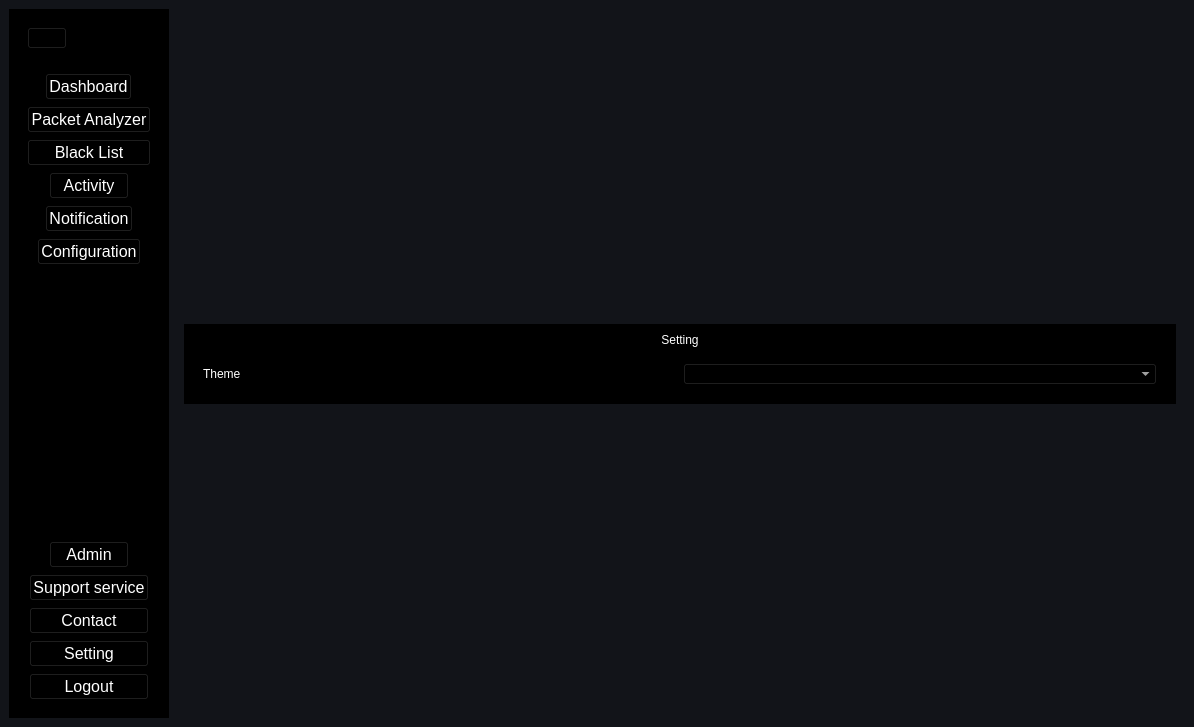
eng6bear2wh5/D-NIPS_NT106, file Dashboard/ui/interface.ui: the form before one commit.
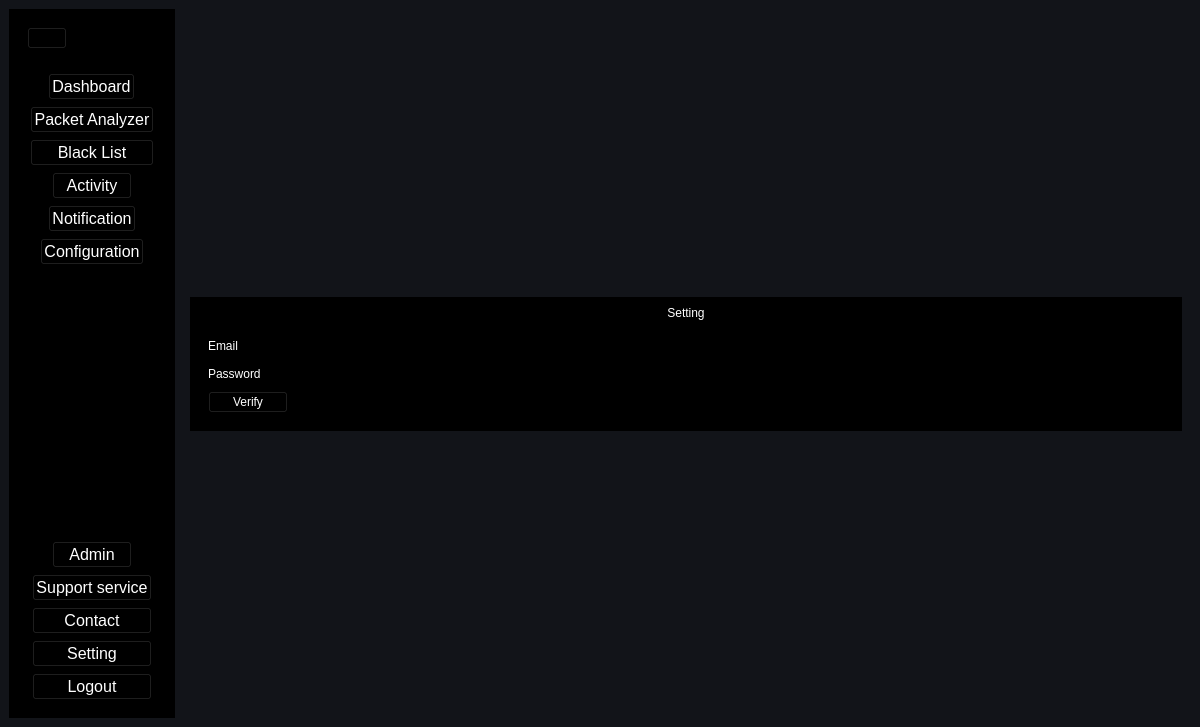
The form after the commit. The open tabs and pages were chosen to show the change. Icons and pictures are not drawn.

Commit message: Add email notificartion + run script

What changed in the file:
```diff
--- a/Dashboard/ui/interface.ui
+++ b/Dashboard/ui/interface.ui
@@ -6,7 +6,7 @@
    <rect>
     <x>0</x>
     <y>0</y>
-    <width>1194</width>
+    <width>1200</width>
     <height>727</height>
    </rect>
   </property>
@@ -470,25 +470,32 @@
                </widget>
               </item>
               <item>
-               <widget class="QFrame" name="frame">
-                <property name="frameShape">
-                 <enum>QFrame::StyledPanel</enum>
-                </property>
-                <property name="frameShadow">
-                 <enum>QFrame::Raised</enum>
-                </property>
-                <layout class="QHBoxLayout" name="horizontalLayout_3">
-                 <item>
+               <widget class="QWidget" name="widget_7" native="true">
+                <layout class="QFormLayout" name="formLayout">
+                 <item row="0" column="0">
                   <widget class="QLabel" name="label_3">
                    <property name="text">
-                    <string>Theme</string>
+                    <string>Email</string>
                    </property>
                   </widget>
                  </item>
-                 <item>
-                  <widget class="QComboBox" name="comboBox">
-                   <property name="cursor">
-                    <cursorShape>PointingHandCursor</cursorShape>
+                 <item row="0" column="1">
+                  <widget class="QLineEdit" name="email"/>
+                 </item>
+                 <item row="1" column="0">
+                  <widget class="QLabel" name="label_5">
+                   <property name="text">
+                    <string>Password</string>
+                   </property>
+                  </widget>
+                 </item>
+                 <item row="1" column="1">
+                  <widget class="QLineEdit" name="passwd"/>
+                 </item>
+                 <item row="2" column="0">
+                  <widget class="QPushButton" name="VerifyBtn">
+                   <property name="text">
+                    <string>Verify</string>
                    </property>
                   </widget>
                  </item>
```
Left out of the diff: 6 changed lines with no effect on the pictures. The commit also changes 479 other files.
